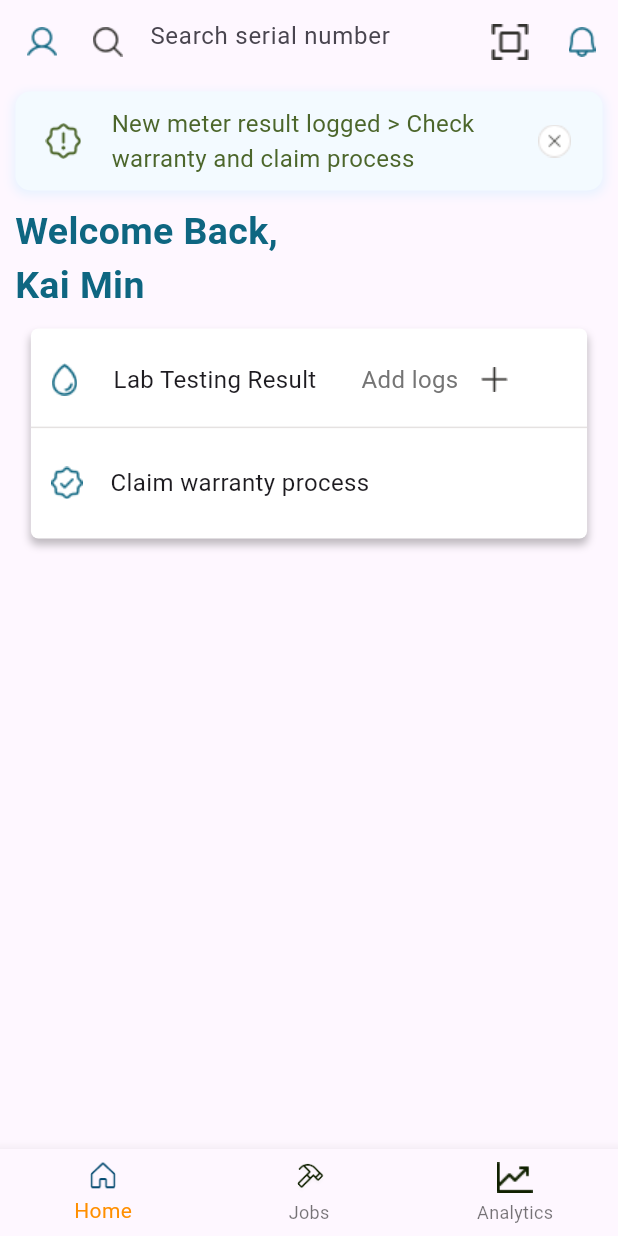
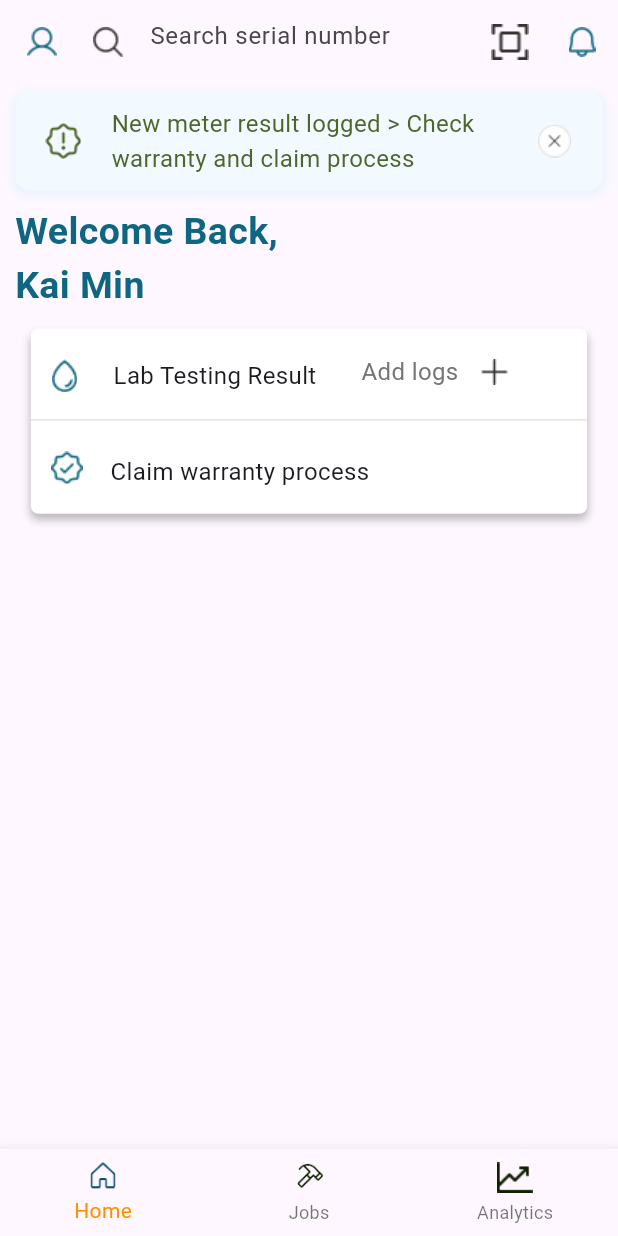
Before and after one commit to YeoYiXin/Air_Force_Intelligent_Meter_App, a Flutter app: the screen it shows after launch, after a tap on "Manager", on a phone screen of 412 x 824 dp. Run offline on Flutter 3.47's test engine with Material 3 defaults, Android fonts, the phone set to English and light mode, and no system bars; our stand-ins replace firebase_core, fl_chart, gap, geolocator, google_fonts, image_picker and 4 more; accounts and stored records are empty; network calls fail.

Commit message:
update height

```diff
--- a/lib/src/pages/manager/homepage/add/result.dart
+++ b/lib/src/pages/manager/homepage/add/result.dart
@@ -17,7 +17,7 @@ class _ResultState extends State<Result> {
     return Center(
       child: Container(
         width: MediaQuery.of(context).size.width * 0.9,
-        height: MediaQuery.of(context).size.height * 0.17,
+        height: MediaQuery.of(context).size.height * 0.15,
         decoration: BoxDecoration(
           color: Colors.white,
           borderRadius: BorderRadius.circular(5),
@@ -67,7 +67,7 @@ class _ResultState extends State<Result> {
                   ),
                   Gap(30),
                   Padding(
-                      padding: const EdgeInsets.only(right: 0, top: 10),
+                      padding: const EdgeInsets.only(right: 0, top: 5),
                       child: Row(
                         children: [
                           Text("Add logs",
@@ -114,7 +114,7 @@ class _ResultState extends State<Result> {
                 crossAxisAlignment: CrossAxisAlignment.center,
                 children: [
                   Padding(
-                      padding: const EdgeInsets.only(right: 0, top: 5),
+                      padding: const EdgeInsets.only(right: 0, top: 0),
                       child: IconButton(
                         icon: Image.asset(
                           "assets/icons/Done.png",
--- a/lib/src/pages/manager/job/features/contractor_task.dart
+++ b/lib/src/pages/manager/job/features/contractor_task.dart
@@ -33,7 +33,7 @@ class _ContractorTaskState extends State<ContractorTask> {
   Widget build(BuildContext context) {
     return Container(
       width: MediaQuery.of(context).size.width,
-      height: MediaQuery.of(context).size.height*0.3,
+      height: MediaQuery.of(context).size.height*0.25,
       child: ListView.builder(
         itemCount: tasks.length,
         scrollDirection: Axis.vertical,
```
Also changed, not shown: lib/src/pages/manager/homepage/tasks/tasks_carousel.dart (added, +15 -0 lines).
